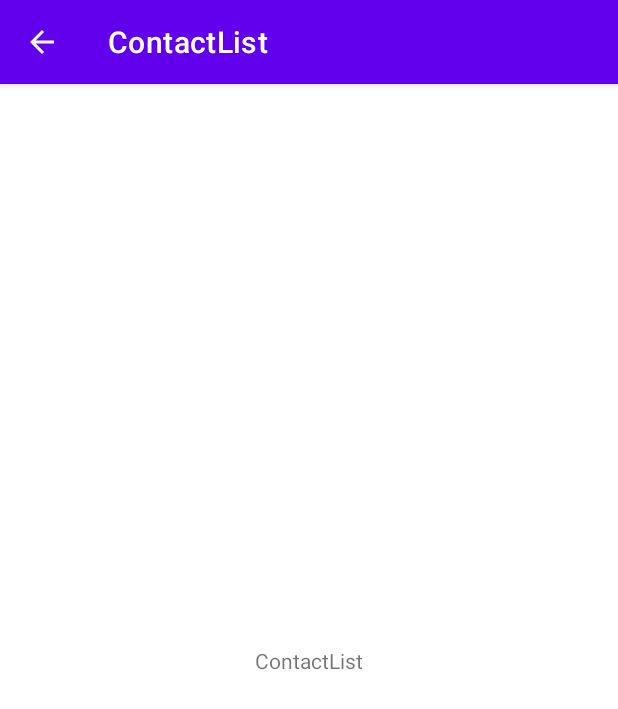
After one commit to rmelchorv/ContactLists, an Android app: the SliderActivity screen opened directly, with no data from a screen before it, on a phone screen of 412 x 824 dp. The commit adds this screen. Shown: the top 709 px of the screen. Run offline under Robolectric (Android 15) with nearby library versions, the phone set to English and light mode, and no system bars.

```diff
--- a/app/build.gradle
+++ b/app/build.gradle
@@ -25,12 +25,13 @@ android {
         sourceCompatibility JavaVersion.VERSION_1_8
         targetCompatibility JavaVersion.VERSION_1_8
     }
+    namespace 'mx.edu.unistmo.repo.mobile.android.contactlist'
 }
 
 dependencies {
 
     implementation 'androidx.appcompat:appcompat:1.4.1'
-    implementation 'com.google.android.material:material:1.5.0'
+    implementation 'com.google.android.material:material:1.6.0'
     implementation 'androidx.constraintlayout:constraintlayout:2.1.3'
     testImplementation 'junit:junit:4.13.2'
     androidTestImplementation 'androidx.test.ext:junit:1.1.3'
--- a/app/src/main/java/mx/edu/unistmo/repo/mobile/android/contactlist/model/Contact.java
+++ b/app/src/main/java/mx/edu/unistmo/repo/mobile/android/contactlist/model/ContactModel.java
@@ -2,17 +2,17 @@ package mx.edu.unistmo.repo.mobile.android.contactlist.model;
 
 import java.io.Serializable;
 
-public class Contact implements Serializable {
+public class ContactModel implements Serializable {
 
     private String name;
     private String telephone;
     private String email;
 
-    public Contact() {
+    public ContactModel() {
 
     }
 
-    public Contact(String name, String telephone, String email) {
+    public ContactModel(String name, String telephone, String email) {
         setName(name);
         setTelephone(telephone);
         setEmail(email);
--- a/app/src/main/java/mx/edu/unistmo/repo/mobile/android/contactlist/view/ContactDetail.java
+++ b/app/src/main/java/mx/edu/unistmo/repo/mobile/android/contactlist/view/ContactDetailActivity.java
@@ -15,7 +15,7 @@ import mx.edu.unistmo.repo.mobile.android.contactlist.MainActivity;
 import mx.edu.unistmo.repo.mobile.android.contactlist.R;
 import mx.edu.unistmo.repo.mobile.android.contactlist.view.fragments.ContactDetailFragment;
 
-public class ContactDetail extends AppCompatActivity {
+public class ContactDetailActivity extends AppCompatActivity {
 
     @Override
     protected void onCreate(Bundle savedInstanceState) {
@@ -39,7 +39,7 @@ public class ContactDetail extends AppCompatActivity {
         Button openTestActivity = findViewById(R.id.btnOpenActivity);
 
         openTestActivity.setOnClickListener(view -> {
-            Intent i = new Intent(this, Test.class);
+            Intent i = new Intent(this, TestActivity.class);
 
             startActivity(i);
         });
--- /dev/null
+++ b/app/src/main/java/mx/edu/unistmo/repo/mobile/android/contactlist/view/SliderActivity.java
@@ -0,0 +1,14 @@
+package mx.edu.unistmo.repo.mobile.android.contactlist.view;
+
+import androidx.appcompat.app.AppCompatActivity;
+import android.os.Bundle;
+import mx.edu.unistmo.repo.mobile.android.contactlist.R;
+
+public class SliderActivity extends AppCompatActivity {
+
+    @Override
+    protected void onCreate(Bundle savedInstanceState) {
+        super.onCreate(savedInstanceState);
+        setContentView(R.layout.activity_slider);
+    }
+}
--- a/app/src/main/res/layout/activity_contact_detail.xml
+++ b/app/src/main/res/layout/activity_contact_detail.xml
@@ -5,7 +5,7 @@
     android:layout_width="match_parent"
     android:layout_height="match_parent"
     android:padding="10dp"
-    tools:context=".view.ContactDetail">
+    tools:context=".view.ContactDetailActivity">
 
     <LinearLayout
         android:layout_width="match_parent"
--- /dev/null
+++ b/app/src/main/res/layout/activity_slider.xml
@@ -0,0 +1,18 @@
+<?xml version="1.0" encoding="utf-8"?>
+<androidx.constraintlayout.widget.ConstraintLayout xmlns:android="http://schemas.android.com/apk/res/android"
+    xmlns:app="http://schemas.android.com/apk/res-auto"
+    xmlns:tools="http://schemas.android.com/tools"
+    android:layout_width="match_parent"
+    android:layout_height="match_parent"
+    tools:context=".view.SliderActivity">
+
+    <TextView
+        android:layout_width="wrap_content"
+        android:layout_height="wrap_content"
+        android:text="@string/app_name"
+        app:layout_constraintBottom_toBottomOf="parent"
+        app:layout_constraintLeft_toLeftOf="parent"
+        app:layout_constraintRight_toRightOf="parent"
+        app:layout_constraintTop_toTopOf="parent" />
+
+</androidx.constraintlayout.widget.ConstraintLayout>
--- a/app/src/main/res/layout/activity_test.xml
+++ b/app/src/main/res/layout/activity_test.xml
@@ -4,7 +4,7 @@
     xmlns:tools="http://schemas.android.com/tools"
     android:layout_width="match_parent"
     android:layout_height="match_parent"
-    tools:context=".view.Test">
+    tools:context=".view.TestActivity">
 
     <LinearLayout
         android:layout_width="match_parent"
--- a/build.gradle
+++ b/build.gradle
@@ -1,7 +1,7 @@
 // Top-level build file where you can add configuration options common to all sub-projects/modules.
 plugins {
-    id 'com.android.application' version '7.1.3' apply false
-    id 'com.android.library' version '7.1.3' apply false
+    id 'com.android.application' version '7.2.0' apply false
+    id 'com.android.library' version '7.2.0' apply false
 }
 
 task clean(type: Delete) {
```
Also changed, not shown: app/src/main/AndroidManifest.xml (+11 -6 lines), app/src/main/java/mx/edu/unistmo/repo/mobile/android/contactlist/MainActivity.java (+18 -18 lines), app/src/main/java/mx/edu/unistmo/repo/mobile/android/contactlist/adapter/ContactAdapter.java (renamed from app/src/main/java/mx/edu/unistmo/repo/mobile/android/contactlist/adapters/ContactAdapter.java, +7 -7 lines), app/src/main/java/mx/edu/unistmo/repo/mobile/android/contactlist/view/TestActivity.java (renamed from app/src/main/java/mx/edu/unistmo/repo/mobile/android/contactlist/view/Test.java, +5 -2 lines), app/src/main/java/mx/edu/unistmo/repo/mobile/android/contactlist/view/fragments/ContactDetailFragment.java (+4 -4 lines), gradle/wrapper/gradle-wrapper.properties.
